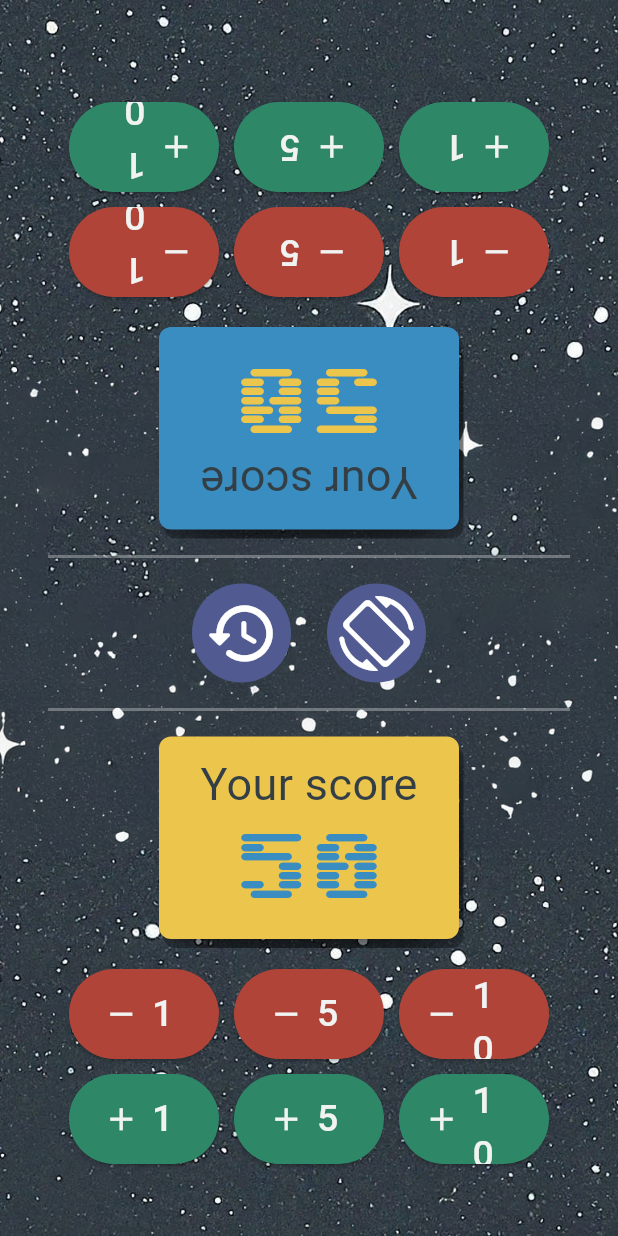
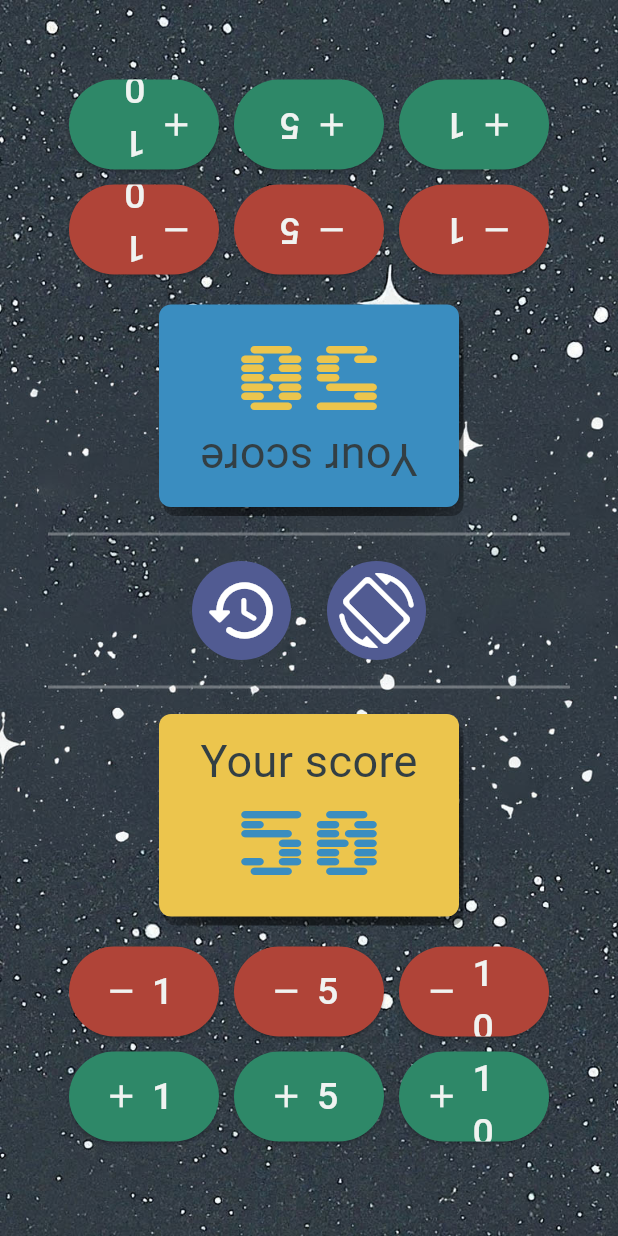
Before and after one commit to LFClaro/star-realms-score-flutter, a Flutter app: the screen it shows after launch, on a phone screen of 412 x 824 dp. Run offline on Flutter 3.47's test engine with Material 3 defaults, Android fonts, the phone set to English and light mode, and no system bars; our stand-ins replace font_awesome_flutter, shared_preferences; Roboto replaces fonts that are missing (YuseiMagic).

Commit message:
solving screen position for web banner

```diff
--- a/lib/constants.dart
+++ b/lib/constants.dart
@@ -17,11 +17,9 @@ abstract class Constants {
     )
   ];
 
-  static const kSizedBox10 = SizedBox(height: 10);
-
-  static const kSizedBox30 = SizedBox(height: 30);
-
-  static const kSizedBoxWidth24 = SizedBox(width: 24.0);
+  static const kSizedBox10 = SizedBox(width: 10.0, height: 10.0);
+  static const kSizedBox24 = SizedBox(width: 24.0, height: 24.0);
+  static const kSizedBox30 = SizedBox(width: 30.0, height: 30.0);
 
   static const kDivider = Divider(
     height: 36.0,
--- a/lib/screens/score_board/score_board_widget.dart
+++ b/lib/screens/score_board/score_board_widget.dart
@@ -6,6 +6,10 @@ import 'package:flutter/material.dart';
 import 'package:star_realms_score/constants.dart';
 import 'package:star_realms_score/widgets.dart';
 import 'package:star_realms_score/theme.dart';
+
+int _userCounter = 50;
+int _opponentCounter = 50;
+double _turns = 0.0;
 
 class ScoreBoardWidget extends StatefulWidget {
   const ScoreBoardWidget({super.key});
@@ -17,10 +21,6 @@ class ScoreBoardWidget extends StatefulWidget {
 }
 
 class _ScoreBoardWidgetState extends State<ScoreBoardWidget> {
-  int _userCounter = 50;
-  int _opponentCounter = 50;
-  double _turns = 0.0;
-
   void _incrementUserCounter(int incrementBy) {
     // if _userCounter goes over 99, set it to a maximum of 99
     int result = _userCounter + incrementBy;
@@ -131,15 +131,18 @@ class _ScoreBoardWidgetState extends State<ScoreBoardWidget> {
           ),
           SafeArea(
             child: Center(
-              child: SizedBox(
-                width: 800,
-                child: SingleChildScrollView(
-                  child: Column(
-                    children: [
-                      if (kIsWeb)
-                      const WebBanner(),
-                      Constants.kSizedBox30,
-                      AnimatedRotation(
+              child: SingleChildScrollView(
+                child: Wrap(
+                  alignment: WrapAlignment.center,
+                  runAlignment: WrapAlignment.center,
+                  crossAxisAlignment: WrapCrossAlignment.center,
+                  spacing: 30.0,
+                  runSpacing: 30.0,
+                  children: [
+                    if (kIsWeb) const WebBanner(),
+                    SizedBox(
+                      width: 600,
+                      child: AnimatedRotation(
                         turns: _turns,
                         duration: const Duration(milliseconds: 1000),
                         curve: Curves.easeInOut,
@@ -248,7 +251,7 @@ class _ScoreBoardWidgetState extends State<ScoreBoardWidget> {
                                       Icons.restore_rounded,
                                       size: 50.0,
                                     )),
-                                Constants.kSizedBoxWidth24,
+                                Constants.kSizedBox24,
                                 IconButton.filled(
                                     tooltip: "Rotate Screen",
                                     onPressed: _rotateScreen,
@@ -346,8 +349,8 @@ class _ScoreBoardWidgetState extends State<ScoreBoardWidget> {
                           ],
                         ),
                       ),
-                    ],
-                  ),
+                    ),
+                  ],
                 ),
               ),
             ),
--- a/lib/widgets.dart
+++ b/lib/widgets.dart
@@ -104,7 +104,7 @@ class _WebBannerState extends State<WebBanner> {
           "images/score_icon.png",
           width: 150,
         ),
-        Constants.kSizedBoxWidth24,
+        Constants.kSizedBox24,
         SizedBox(
           width: 500,
           child: Column(
```
